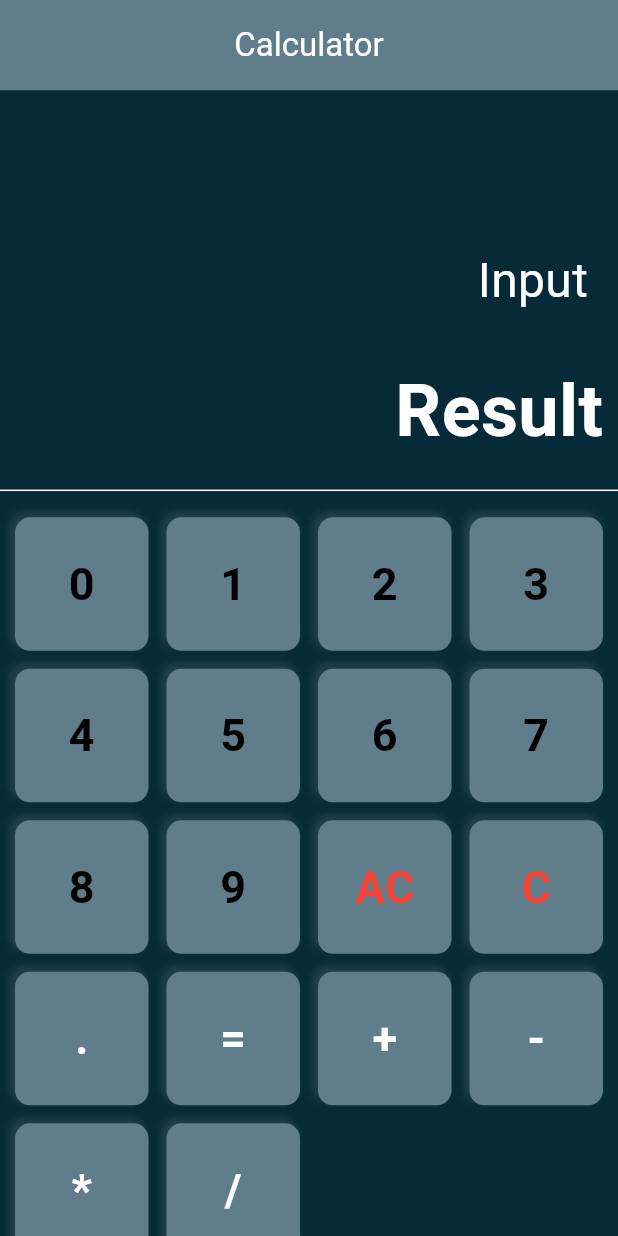
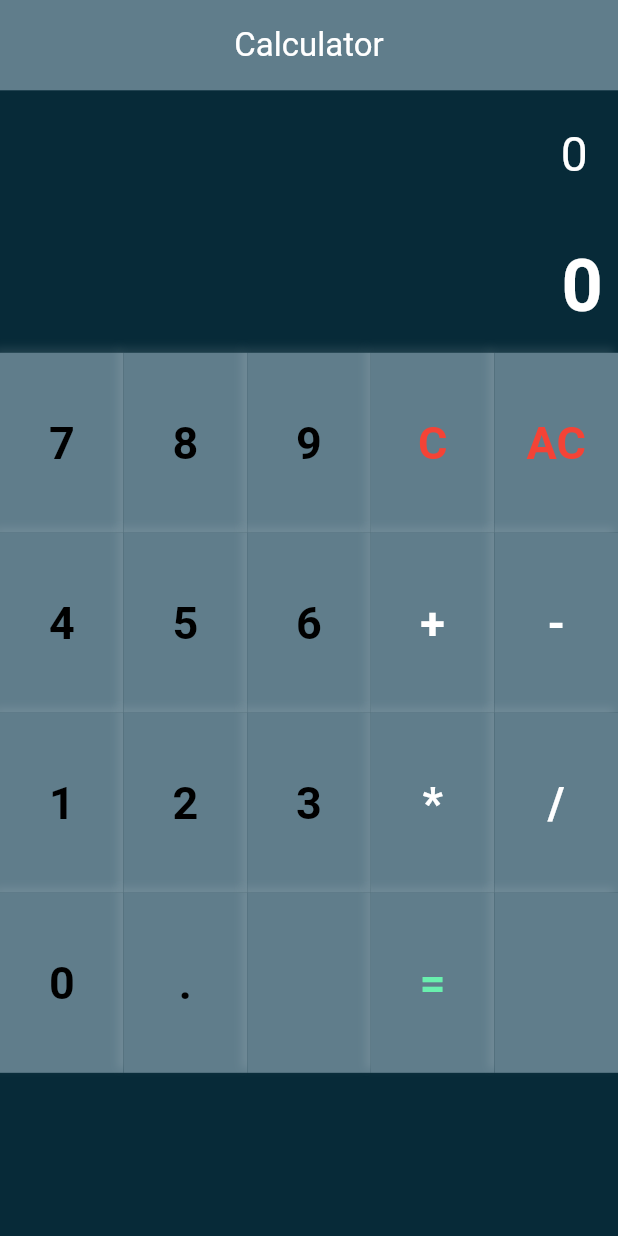
Before and after one commit to Claken/Piscine_Flutter, a Flutter app: the screen it shows after launch, on a phone screen of 412 x 824 dp. Run offline on Flutter 3.47's test engine with Material 3 defaults, Android fonts, the phone set to English and light mode, and no system bars.

Commit message:
ex02 done

```diff
--- a/mobileModule00/ex02/lib/calculator.dart
+++ b/mobileModule00/ex02/lib/calculator.dart
@@ -11,16 +11,15 @@ class Calculator extends StatefulWidget {
 }
 
 class _CalculatorState extends State<Calculator> {
-	String userInput = "Input";
-	String result = "Result";
+	String userInput = "0";
+	String result = "0";
 
 	List<String> buttons = [
-	'0', '1', '2', '3', '4', '5', '6', '7', '8', '9',
-	'AC',
-	'C',
-	'.', '=', '+',  '-' , '*' , '/'];
-
-
+	'7', '8', '9', 'C', 'AC',
+  '4', '5', '6', '+', '-',
+  '1', '2', '3', '*', '/',
+	'0', '.', '', '=', ''
+  ];
 
 	@override
 	Widget build(BuildContext context) {
@@ -34,15 +33,17 @@ class _CalculatorState extends State<Calculator> {
 				backgroundColor: Colors.blueGrey,
 			),
 	  		body: Column(children: [TextFields(userInput: userInput, result: result),
-			Expanded( child: Container(
-				padding: const EdgeInsets.all(10),
+			Expanded( // widget that fills the available space of the widget that it's in
+        		child: SizedBox(
+				height: 10,
 				child: GridView.builder(
+
 					itemCount: buttons.length,
 					gridDelegate: const SliverGridDelegateWithFixedCrossAxisCount(
-						crossAxisCount: 4,
-						crossAxisSpacing: 12,
-						mainAxisSpacing : 12),
-					itemBuilder: (BuildContext context, int index) {
+						crossAxisCount: 5,
+						mainAxisExtent: 120,
+						),
+				  	itemBuilder: (BuildContext context, int index) {
 						return CustomButton(buttonText: buttons[index]);
 					},
 
--- a/mobileModule00/ex02/lib/custom_button.dart
+++ b/mobileModule00/ex02/lib/custom_button.dart
@@ -1,5 +1,4 @@
 import 'package:flutter/material.dart';
-import 'dart:developer';
 
 class CustomButton extends StatelessWidget {
 
@@ -15,14 +14,15 @@ class CustomButton extends StatelessWidget {
 		if (text == 'C' || text == 'AC') {
 			return Colors.red;
 		}
-		if (text == '.' ||
-			text == '=' ||
-			text == '+' ||
-			text == '-' ||
-			text == '*' ||
-			text == '/') {
-				return Colors.white;
+		if (text == '+' ||
+			  text == '-' ||
+			  text == '*' ||
+			  text == '/') {
+				  return Colors.white;
 			}
+    if (text == '=') {
+      return Colors.greenAccent;
+    }
 		return Colors.black;
 	}
 
@@ -30,18 +30,16 @@ class CustomButton extends StatelessWidget {
 	Widget build(BuildContext context) {
 	return InkWell( 						// A rectangular area of a Material that responds to touch.
 	splashColor: const Color.fromARGB(255, 55, 109, 136), // color of the button when it is touched
-	onTap:() {print('button pressed : $buttonText');},
+	onTap:() {debugPrint('button pressed : $buttonText');},
 	child: Ink(
 		decoration: BoxDecoration(
 			color: Colors.blueGrey,
-			borderRadius: BorderRadius.circular(10),
 			boxShadow: [
 				BoxShadow(
 					color: Colors.white.withOpacity(0.1),
 					blurRadius: 4,
 					spreadRadius: 0.5,
-					offset: const Offset(-3, -3),
-
+					offset: const Offset(-3, -3)
 				)
 			]
 
--- a/mobileModule00/ex02/lib/text_fields.dart
+++ b/mobileModule00/ex02/lib/text_fields.dart
@@ -14,7 +14,7 @@ class TextFields extends StatelessWidget {
 	@override
 	Widget build(BuildContext context) {
 		return 	SizedBox(
-	  height: MediaQuery.of(context).size.height / 3,
+	  // height: MediaQuery.of(context).size.height / 3,
 	  child: Column(mainAxisAlignment: MainAxisAlignment.end, children: [
 		Container(
 		  padding: const EdgeInsets.all(20),
@@ -40,7 +40,7 @@ class TextFields extends StatelessWidget {
 
 			),
 		  ),
-		const Divider(color: Colors.white,)
+		// const Divider(color: Colors.white,)
 	  ],)
 	);
 	}
```
